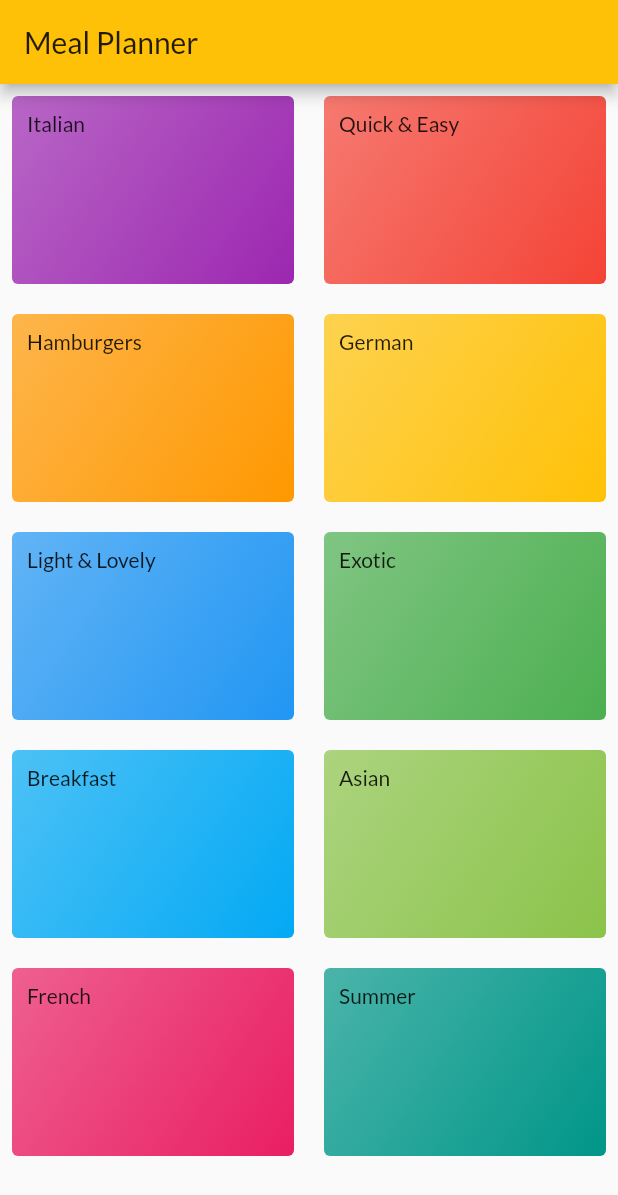
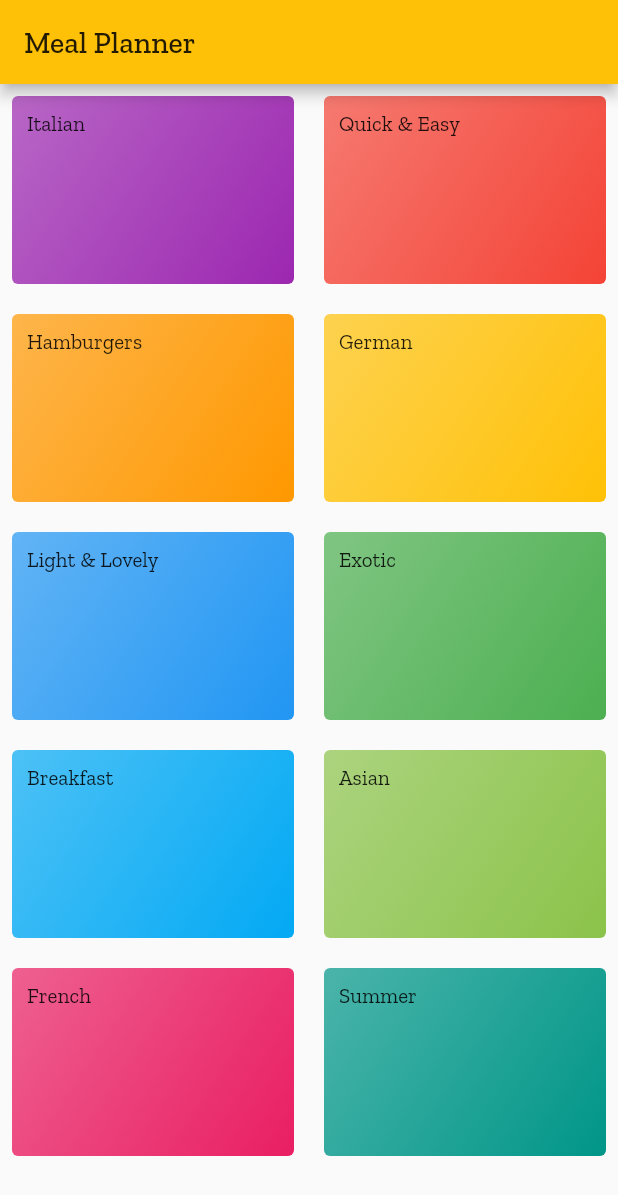
Before and after one commit to Ipaye/recipe-up, a Flutter app: the screen it shows after launch, on a phone screen of 412 x 824 dp. Shown: the top 1195 px of the screen. Run offline on Flutter 3.47's test engine with Material 2 defaults, Android fonts, the phone set to English and light mode, and no system bars.

Commit message:
Refactor: Made fonts active

```diff
--- a/lib/main.dart
+++ b/lib/main.dart
@@ -10,7 +10,7 @@ class MyApp extends StatelessWidget {
     return MaterialApp(
       title: 'Meal Planner',
       theme: ThemeData(
-        fontFamily: 'Lato',
+        fontFamily: 'ZillaSlab',
         primarySwatch: Colors.amber,
         accentColor: Colors.blue,
       ),
```
